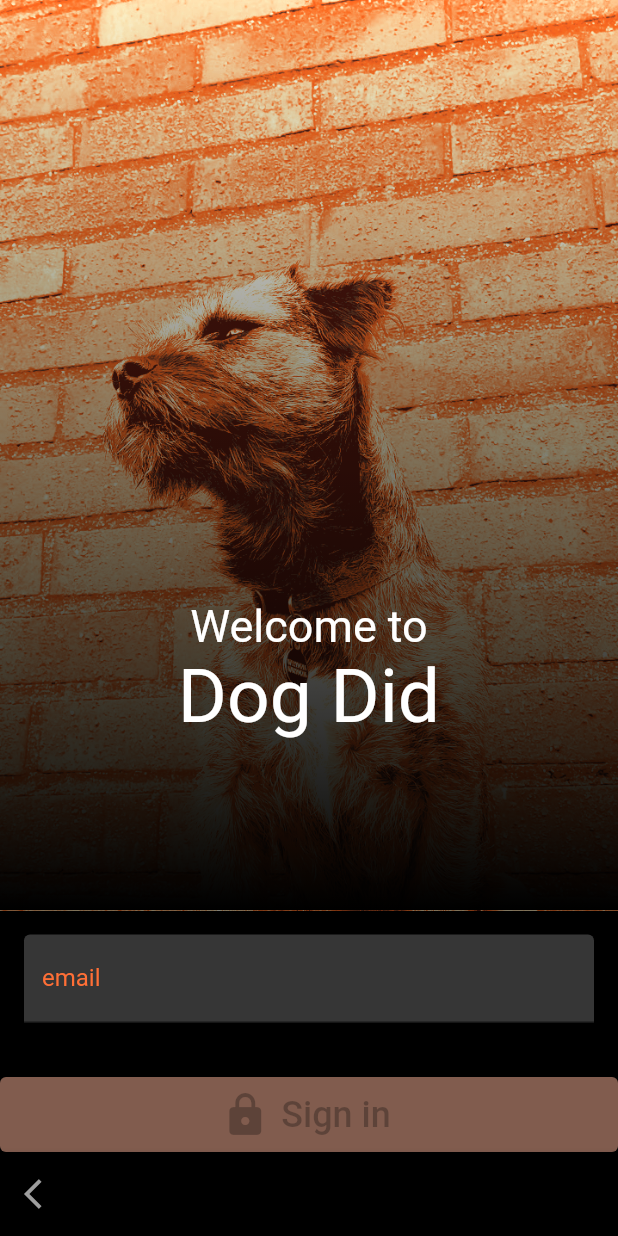
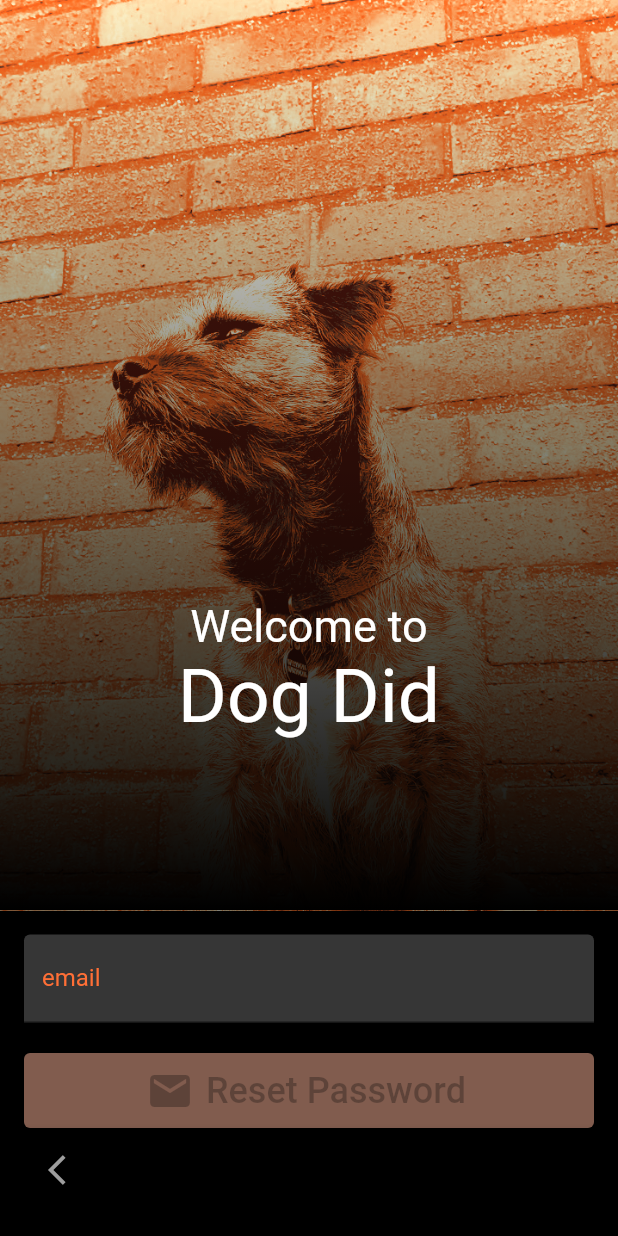
Before and after one commit to YellowHyena/dog_did, a Flutter app: the screen it shows after launch, after a tap on "Forgot Password?", on a phone screen of 412 x 824 dp. Run offline on Flutter 3.47's test engine with Material 2 defaults, Android fonts, the phone set to English and light mode, and no system bars; our stand-ins replace cloud_firestore, email_validator, firebase_auth, firebase_core, google_fonts; accounts and stored records are empty.

Commit message:
resetting password now works

```diff
--- a/lib/Screens/forgot_password/forgot_password_form.dart
+++ b/lib/Screens/forgot_password/forgot_password_form.dart
@@ -1,5 +1,11 @@
-import 'package:flutter/src/widgets/container.dart';
-import 'package:flutter/src/widgets/framework.dart';
+import 'package:dog_did/screens/login/login_form_container.dart';
+import 'package:dog_did/utils.dart';
+import 'package:email_validator/email_validator.dart';
+import 'package:firebase_auth/firebase_auth.dart';
+import 'package:firebase_core/firebase_core.dart';
+import 'package:flutter/material.dart';
+
+import '../login/login_textfield.dart';
 
 class ForgotPasswordForm extends StatefulWidget {
   const ForgotPasswordForm({super.key});
@@ -10,7 +16,68 @@ class ForgotPasswordForm extends StatefulWidget {
 
 class _ForgotPasswordFormState extends State<ForgotPasswordForm> {
   @override
+  void dispose() {
+    emailController.dispose();
+    super.dispose();
+  }
+
+  @override
+  void initState() {
+    super.initState();
+    emailController.addListener(() => checkButtonValidation);
+  }
+
+  final emailController = TextEditingController();
+  final formKey = GlobalKey<FormState>();
+  bool _btnIsEnabled = false;
+
+  void checkButtonValidation(String? string) => formKey.currentState!.validate() ? setState(() => _btnIsEnabled = true) : setState(() => _btnIsEnabled = false);
+  Future resetPassword() async {
+    Utils.loading(context);
+    try {
+      await FirebaseAuth.instance.sendPasswordResetEmail(email: emailController.text.trim());
+      Utils.showSnackBar('An email with a reset link for your password has been sent');
+    } on FirebaseAuthException catch (e) {
+      if (e.message != null) Utils.showSnackBar(e.message.toString());
+    }
+    Navigator.of(context).pop();
+  }
+
+  @override
   Widget build(BuildContext context) {
-    return Container();
+    final theme = Theme.of(context).colorScheme;
+
+    return LoginFormContainer(formKey: formKey, children: [
+      LoginWidgetTextField(
+        controller: emailController,
+        labelText: 'email',
+        validator: (email) => email != null && !EmailValidator.validate(email) ? 'Enter a valid email' : null,
+        buttoncheck: checkButtonValidation,
+      ),
+      const SizedBox(
+        height: 20,
+      ),
+      ElevatedButton.icon(
+        style: ElevatedButton.styleFrom(minimumSize: const Size.fromHeight(50), backgroundColor: _btnIsEnabled ? theme.primary : theme.inversePrimary, disabledBackgroundColor: theme.inversePrimary),
+        icon: _btnIsEnabled ? const Icon(Icons.outgoing_mail, size: 32) : const Icon(Icons.mail, size: 32),
+        label: const Text(
+          'Reset Password',
+          style: TextStyle(fontSize: 24),
+        ),
+        onPressed: _btnIsEnabled ? resetPassword : null,
+      ),
+      Positioned(
+        top: 0.0,
+        left: 0.0,
+        right: 0.0,
+        child: AppBar(
+          leading: IconButton(
+            icon: const Icon(Icons.arrow_back_ios, color: Colors.grey),
+            onPressed: () => Navigator.of(context).pop(),
+          ),
+          backgroundColor: Colors.transparent,
+        ),
+      ),
+    ]);
   }
 }
--- a/lib/Screens/forgot_password/forgot_password_page.dart
+++ b/lib/Screens/forgot_password/forgot_password_page.dart
@@ -1,13 +1,7 @@
+import 'package:dog_did/screens/forgot_password/forgot_password_form.dart';
 import 'package:dog_did/screens/login/login_container_template.dart';
-import 'package:dog_did/screens/sign_up/sign_up_page.dart';
-import 'package:email_validator/email_validator.dart';
-import 'package:flutter/gestures.dart';
 import 'package:flutter/material.dart';
-import 'package:flutter/src/widgets/container.dart';
-import 'package:flutter/src/widgets/framework.dart';
-
 import '../login/login_background.dart';
-import '../login/login_textfield.dart';
 
 class ForgotPasswordPage extends StatefulWidget {
   const ForgotPasswordPage({super.key});
@@ -17,58 +11,11 @@ class ForgotPasswordPage extends StatefulWidget {
 }
 
 class _ForgotPasswordPageState extends State<ForgotPasswordPage> {
-  final _formKey = GlobalKey<FormState>();
-  final emailController = TextEditingController();
-  bool _btnIsEnabled = false;
-
   @override
-  void dispose() {
-    emailController.dispose();
-    super.dispose();
-  }
-
-  void checkButtonValidation(String? string) => _formKey.currentState!.validate() ? setState(() => _btnIsEnabled = true) : setState(() => _btnIsEnabled = false);
-
-  @override
-  Widget build(BuildContext context) {
-    final theme = Theme.of(context).colorScheme;
-    return LoginContainerTemplate(
-      children: [
-        const LoginBackground(),
-        Padding(
-          padding: const EdgeInsets.all(16),
-          child: LoginWidgetTextField(
-            controller: emailController,
-            labelText: 'email',
-            validator: (email) => email != null && !EmailValidator.validate(email) ? 'Enter a valid email' : null,
-            buttoncheck: checkButtonValidation,
-          ),
-        ),
-        const SizedBox(
-          height: 20,
-        ),
-        ElevatedButton.icon(
-          style: ElevatedButton.styleFrom(minimumSize: const Size.fromHeight(50), backgroundColor: _btnIsEnabled ? theme.primary : theme.inversePrimary, disabledBackgroundColor: theme.inversePrimary),
-          icon: _btnIsEnabled ? const Icon(Icons.lock_open_rounded, size: 32) : const Icon(Icons.lock_rounded, size: 32),
-          label: const Text(
-            'Sign in',
-            style: TextStyle(fontSize: 24),
-          ),
-          onPressed: _btnIsEnabled ? null : null, //TODO send email
-        ),
-        Positioned(
-          top: 0.0,
-          left: 0.0,
-          right: 0.0,
-          child: AppBar(
-            leading: IconButton(
-              icon: const Icon(Icons.arrow_back_ios, color: Colors.grey),
-              onPressed: () => Navigator.of(context).pop(),
-            ),
-            backgroundColor: Colors.transparent,
-          ),
-        ),
-      ],
-    );
-  }
+  Widget build(BuildContext context) => LoginContainerTemplate(
+        children: const [
+          LoginBackground(),
+          ForgotPasswordForm(),
+        ],
+      );
 }
--- a/lib/Screens/login/login_form.dart
+++ b/lib/Screens/login/login_form.dart
@@ -13,6 +13,25 @@ class LoginForm extends StatefulWidget {
 }
 
 class _LoginFormState extends State<LoginForm> {
+  @override
+  void dispose() {
+    emailController.dispose();
+    passwordController.dispose();
+    super.dispose();
+  }
+
+  @override
+  void initState() {
+    super.initState();
+    emailController.addListener(() => checkButtonValidation);
+    passwordController.addListener(() => checkButtonValidation);
+  }
+
+  bool _btnIsEnabled = false;
+  final emailController = TextEditingController();
+  final passwordController = TextEditingController();
+  final formKey = GlobalKey<FormState>();
+
   Future signIn() async {
     Utils.loading(context);
     try {
@@ -23,51 +42,16 @@ class _LoginFormState extends State<LoginForm> {
     navigatorKey.currentState!.popUntil((route) => route.isFirst);
   }
 
-  bool _btnIsEnabled = false;
-  final emailController = TextEditingController();
-  final passwordController = TextEditingController();
-  final _formKey = GlobalKey<FormState>();
+  void checkButtonValidation(String? string) => formKey.currentState!.validate() ? setState(() => _btnIsEnabled = true) : setState(() => _btnIsEnabled = false);
 
-  // dialogPopUp() {
-  //   showDialog(
-  //     context: context,
-  //     builder: (BuildContext context) {
-  //       return AlertDialog(
-  //         title: const Text('Error änna'),
-  //         content: const Text('That user does not exist. Please check each field for errors'),
-  //         actions: <Widget>[FloatingActionButton(onPressed: () => Navigator.of(context).pop())],
-  //       );
-  //     },
-  //   );
-  // }
-
-  @override
-  void dispose() {
-    emailController.dispose();
-    passwordController.dispose();
-    super.dispose();
-  }
-
-  @override
-  void initState() {
-    super.initState();
-    emailController.addListener(() {
-      checkButtonValidation;
-    });
-    passwordController.addListener(() {
-      checkButtonValidation;
-    });
-  }
-
-  void checkButtonValidation(String? string) => _formKey.currentState!.validate() ? setState(() => _btnIsEnabled = true) : setState(() => _btnIsEnabled = false);
-
-  void validateAndSignIn() => _formKey.currentState!.validate() ? signIn() : null;
+  void validateAndSignIn() => formKey.currentState!.validate() ? signIn() : null;
 
   @override
   Widget build(BuildContext context) {
     final theme = Theme.of(context).colorScheme;
 
     return LoginFormContainer(
+      formKey: formKey,
       children: [
         LoginWidgetTextField(
           controller: emailController,
--- a/lib/Screens/login/login_form_container.dart
+++ b/lib/Screens/login/login_form_container.dart
@@ -1,21 +1,24 @@
 import 'package:flutter/material.dart';
-import 'package:flutter/src/widgets/container.dart';
-import 'package:flutter/src/widgets/framework.dart';
 
-class LoginFormContainer extends StatelessWidget {
-  LoginFormContainer({super.key, required this.children});
+class LoginFormContainer extends StatefulWidget {
+  const LoginFormContainer({super.key, required this.children, required this.formKey});
+  final GlobalKey<FormState> formKey;
   final dynamic children;
-  final _formKey = GlobalKey<FormState>();
 
+  @override
+  State<LoginFormContainer> createState() => _LoginFormContainerState();
+}
+
+class _LoginFormContainerState extends State<LoginFormContainer> {
   @override
   Widget build(BuildContext context) {
     return Padding(
       padding: const EdgeInsets.all(16),
       child: Form(
-        key: _formKey,
+        key: widget.formKey,
         child: Column(
           mainAxisAlignment: MainAxisAlignment.center,
-          children: children,
+          children: widget.children,
         ),
       ),
     );
--- a/lib/utils.dart
+++ b/lib/utils.dart
@@ -1,3 +1,5 @@
+// ignore_for_file: file_names
+
 import 'package:flutter/material.dart';
 
 class Utils {
```
Also changed, not shown: lib/Screens/sign_up/sign_up_form.dart (+23 -22 lines).
